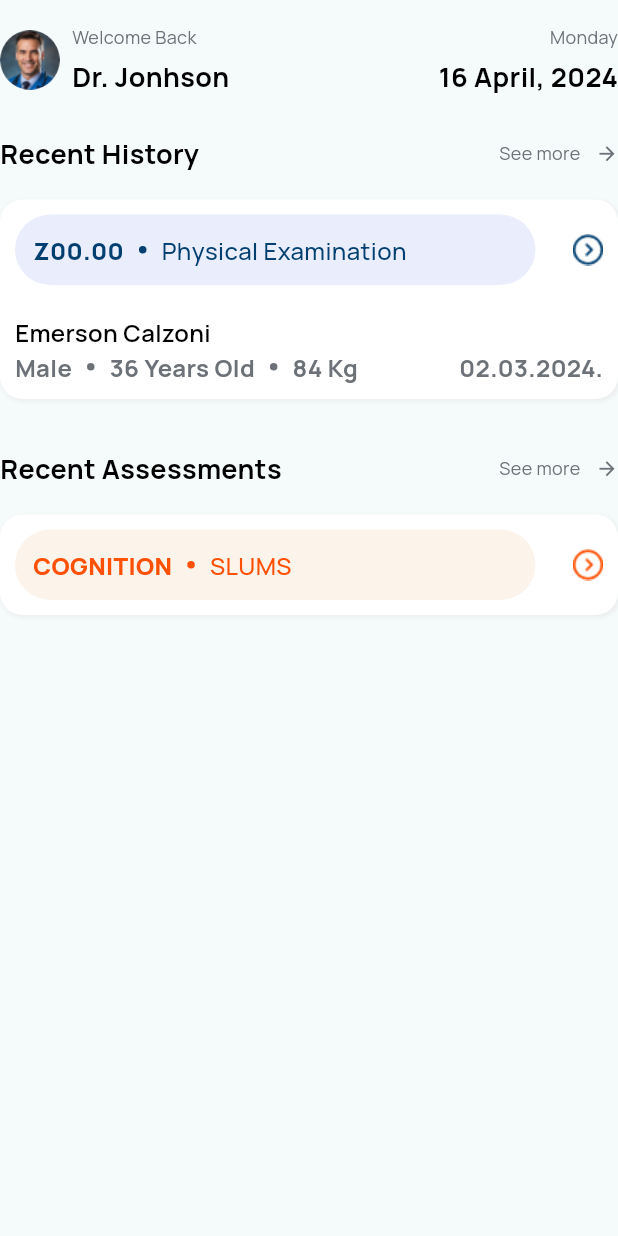
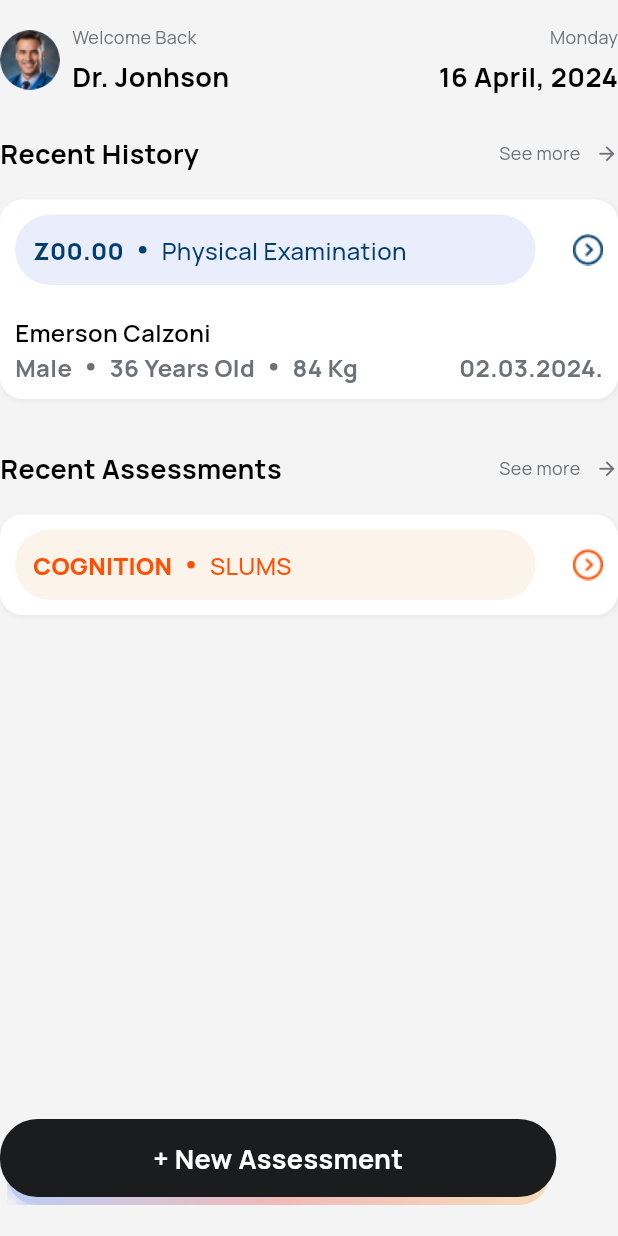
Before and after one commit to Santosh9001/measure_app, a Flutter app: the Home widget shown alone on an empty page, opened directly, on a phone screen of 412 x 824 dp. Run offline on Flutter 3.47's test engine with Material 3 defaults, Android fonts, the phone set to English and light mode, and no system bars; drawn by our look-alikes of blur; our stand-ins replace get, google_fonts, responsive_sizer; network calls fail.

Commit message:
new assessment page added

```diff
--- /dev/null
+++ b/lib/components/button_component.dart
@@ -0,0 +1,69 @@
+import 'package:blur/blur.dart';
+import 'package:flutter/material.dart';
+import 'package:measure_app/utilities/styles.dart';
+
+class ButtonComponent extends StatelessWidget {
+  Function() onTap;
+  String title;
+  bool visibility;
+  Color buttonColor;
+  ButtonComponent(
+      {super.key,
+      required this.onTap,
+      required this.title,
+      required this.visibility,
+      required this.buttonColor});
+
+  @override
+  Widget build(BuildContext context) {
+    return Stack(
+      children: [
+        Visibility(
+          visible: visibility,
+          child: Positioned(
+            bottom: 0,
+            left: 5,
+            right: 5,
+            child: Opacity(
+              opacity: 0.5,
+              child: Container(
+                height: 38,
+                width: MediaQuery.of(context).size.width * 0.88,
+                decoration: BoxDecoration(
+                    borderRadius: BorderRadius.circular(25),
+                    backgroundBlendMode: BlendMode.color,
+                    gradient:
+                        LinearGradient(colors: DesignColors.buttonGradient)),
+              ).blurred(
+                  blur: 5,
+                  colorOpacity: 0.5,
+                  borderRadius: const BorderRadius.horizontal(
+                      right: Radius.circular(20))),
+            ),
+          ),
+        ),
+        GestureDetector(
+          onTap: onTap,
+          child: Container(
+            margin: const EdgeInsets.only(bottom: 5),
+            padding: const EdgeInsets.symmetric(horizontal: 24, vertical: 13),
+            width: MediaQuery.of(context).size.width * 0.9,
+            decoration: BoxDecoration(
+                color: buttonColor,
+                borderRadius: BorderRadius.circular(25)),
+            child: Align(
+              alignment: Alignment.center,
+              child: Text(
+                title,
+                style: DesignTheme.lightTheme.titleLarge!.copyWith(
+                  color: Colors.white,
+                  fontWeight: FontWeight.w700,
+                ),
+              ),
+            ),
+          ),
+        ),
+      ],
+    );
+  }
+}
--- a/lib/ui/dashboard/home.dart
+++ b/lib/ui/dashboard/home.dart
@@ -1,10 +1,12 @@
 import 'package:flutter/material.dart';
 import 'package:get/get.dart';
+import 'package:measure_app/components/button_component.dart';
 import 'package:measure_app/components/dash_content_header.dart';
 import 'package:measure_app/components/headerview.dart';
 import 'package:measure_app/components/recent_assessments.dart';
 import 'package:measure_app/components/recent_history.dart';
 import 'package:measure_app/controllers/home_controller.dart';
+import 'package:measure_app/ui/new_assessment.dart';
 import 'package:measure_app/utilities/styles.dart';
 
 class Home extends StatelessWidget {
@@ -14,7 +16,9 @@ class Home extends StatelessWidget {
   Widget build(BuildContext context) {
     return Padding(
       padding: const EdgeInsets.symmetric(vertical: 16.0),
-      child: ListView(
+      child: Stack(
+        children: [
+          ListView(
             children: [
               HeaderView(),
               const SizedBox(
@@ -25,6 +29,18 @@ class Home extends StatelessWidget {
                 height: 25,
               ),
               recentAssetments(),
+            ],
+          ),
+          Positioned(
+              bottom: 5,
+              child: ButtonComponent(
+                onTap: () {
+                  Get.to(NewAssessment());
+                },
+                title: "+ New Assessment",
+                visibility: true,
+                buttonColor: DesignColors.black600,
+              ))
         ],
       ),
     );
--- a/lib/utilities/styles.dart
+++ b/lib/utilities/styles.dart
@@ -35,14 +35,24 @@ class DesignTheme {
 }
 
 class DesignColors {
+  static Color lightest = const Color(0xFFF4F4F4);
   static Color orange700 = const Color(0xFFFF5003);
   static Color gray600 = const Color(0xFF6C7278);
   static Color blue700 = const Color(0xFF003F70);
   static Color black600 = const Color(0xFF1A1C1E);
-
+  static Color buttonGrey = const Color(0xFF878889);
   static Color shadowGrey = const Color.fromARGB(135, 224, 223, 223);
   static Color lightPurple = const Color(0xFFEAEEFC);
   static Color lightOrange = const Color(0xFFFCF3EA);
+  static Color unselectedGray = const Color(0xFFEEEEEE);
+  static Color gray400 = const Color(0xFFBBBBBB);
+
+  static Color blue = const Color(0xFF0753EB);
+  static Color red = const Color(0xFFDE0000);
+  static Color orange = const Color(0xFFF88A00);
+  static Color gray200 = const Color(0xFFDCE4E8);
+
+  static List<Color> buttonGradient = <Color>[blue, red, orange];
 }
 
 class DesignDimensions {
--- a/pubspec.yaml
+++ b/pubspec.yaml
@@ -44,6 +44,7 @@ dependencies:
   dio: ^5.4.3+1
   responsive_sizer: ^3.3.1
   flutter_svg: ^2.0.10+1
+  blur: ^3.1.0
 
 dev_dependencies:
   flutter_test:
```
Also changed, not shown: lib/controllers/assessment_controller.dart (added, +23 -0 lines), lib/main.dart (+3 -4 lines), lib/ui/new_assessment.dart (added, +196 -0 lines), pubspec.lock. Lines whose indentation alone changed are shown as unchanged.
